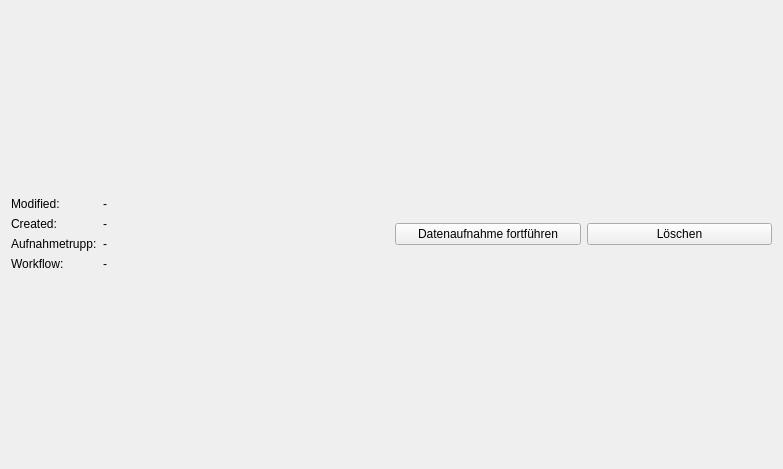
Above: lfb_regeneration_wildlife_impact/gui/draft/draft_item.ui from b-lack/qgis-fim-plugin before the change. Below: the same form after it.
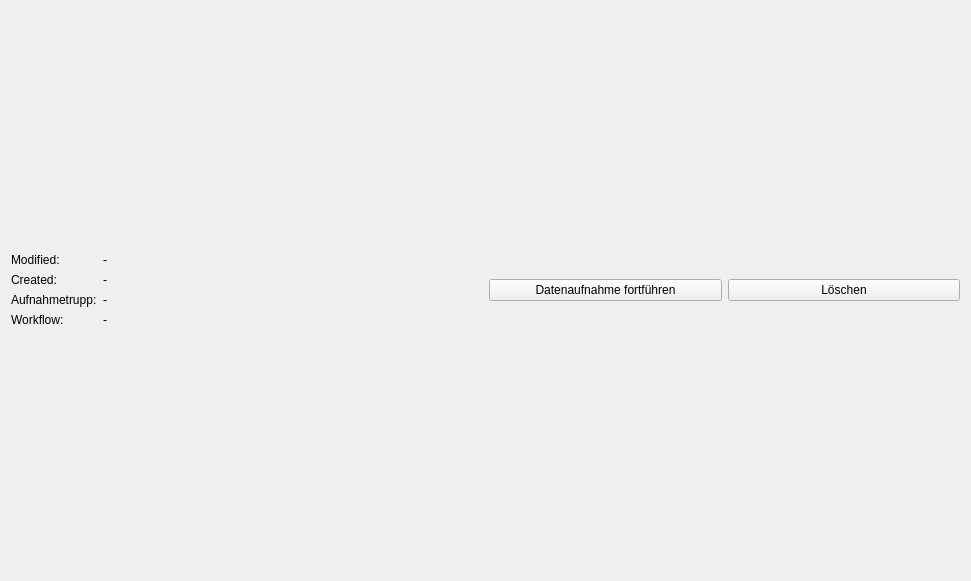
That is the form after the change.

Diff of the .ui file:
```diff
--- a/lfb_regeneration_wildlife_impact/gui/draft/draft_item.ui
+++ b/lfb_regeneration_wildlife_impact/gui/draft/draft_item.ui
@@ -6,8 +6,8 @@
    <rect>
     <x>0</x>
     <y>0</y>
-    <width>783</width>
-    <height>469</height>
+    <width>971</width>
+    <height>581</height>
    </rect>
   </property>
   <property name="sizePolicy">
```
